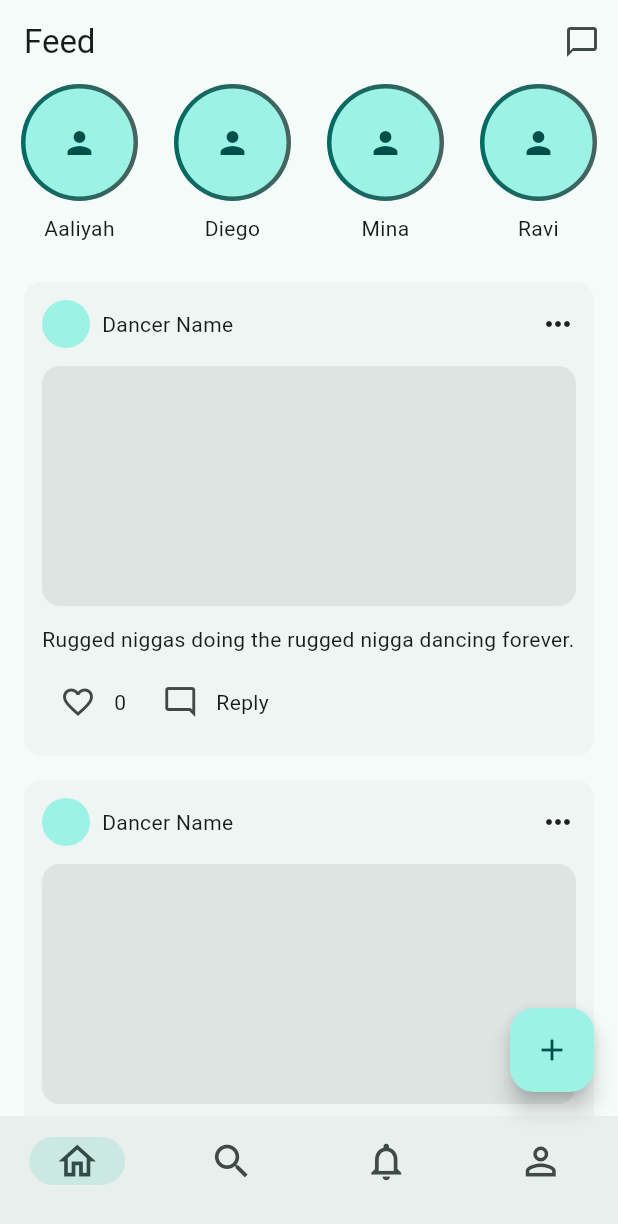
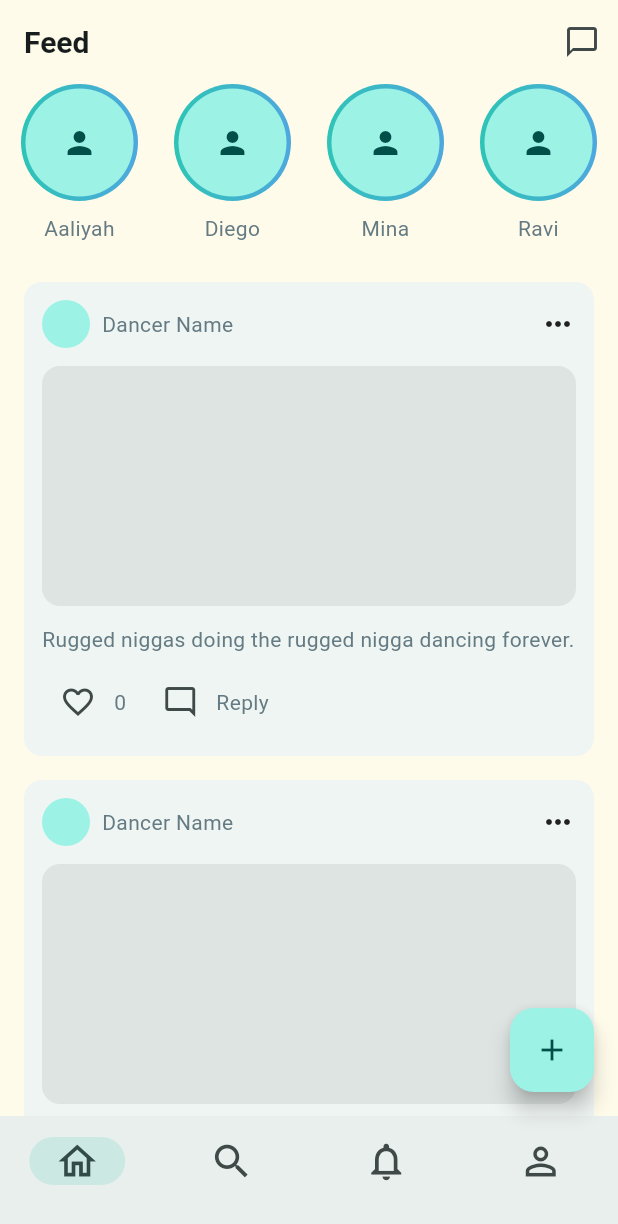
Before and after one commit to JzTheBvckster/my_block, a Flutter app: the screen it shows once a user with an empty profile is signed in, on a phone screen of 412 x 824 dp. Shown: the top 1224 px of the screen. Run offline on Flutter 3.47's test engine with Material 3 defaults, Android fonts, the phone set to English and light mode, and no system bars; our stand-ins replace cloud_firestore, firebase_auth, firebase_core; accounts and stored records are empty.

Commit message:
Add theming support with AppTheme for light and dark modes

```diff
--- a/lib/main.dart
+++ b/lib/main.dart
@@ -11,6 +11,7 @@ import 'features/profile/data/profile_repository.dart';
 import 'core/utils/firestore_service.dart';
 import 'features/auth/presentation/login_page.dart';
 import 'app.dart';
+import 'core/theme/app_theme.dart';
 
 Future<void> main() async {
   WidgetsFlutterBinding.ensureInitialized();
@@ -46,10 +47,9 @@ class MainApp extends StatelessWidget {
       ],
       child: MaterialApp(
         debugShowCheckedModeBanner: false,
-        theme: ThemeData(
-          useMaterial3: true,
-          colorScheme: ColorScheme.fromSeed(seedColor: const Color(0xFF2EC4B6)),
-        ),
+        theme: AppTheme.light(),
+        darkTheme: AppTheme.dark(),
+        themeMode: ThemeMode.system,
         home: const _AuthGate(),
       ),
     );
```
